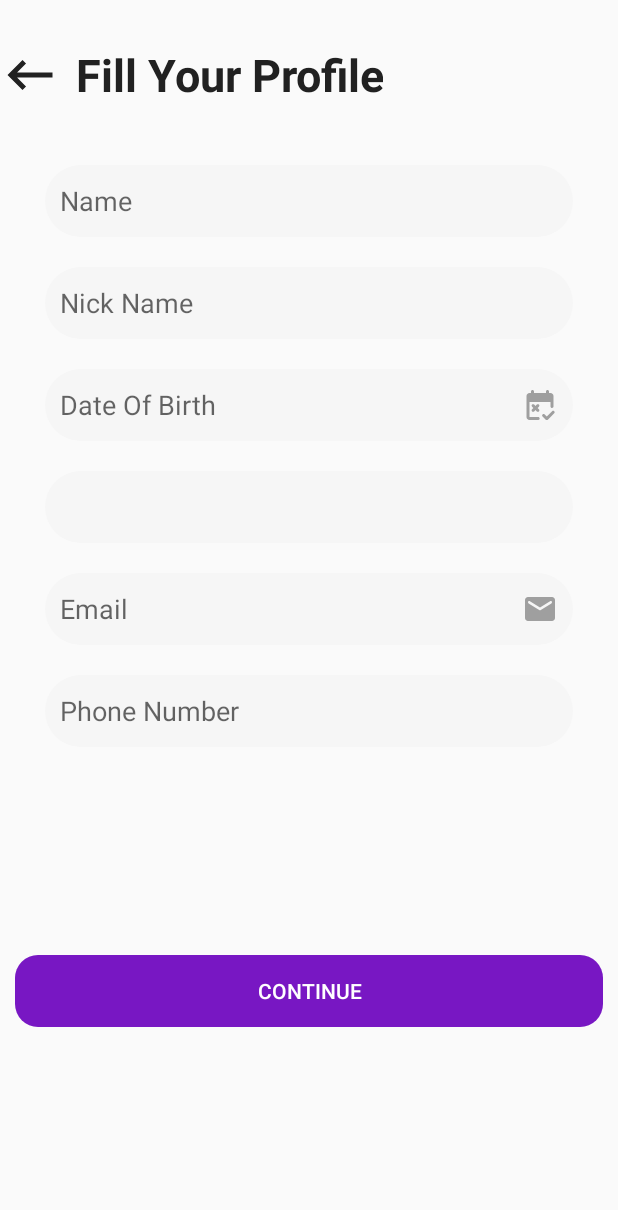
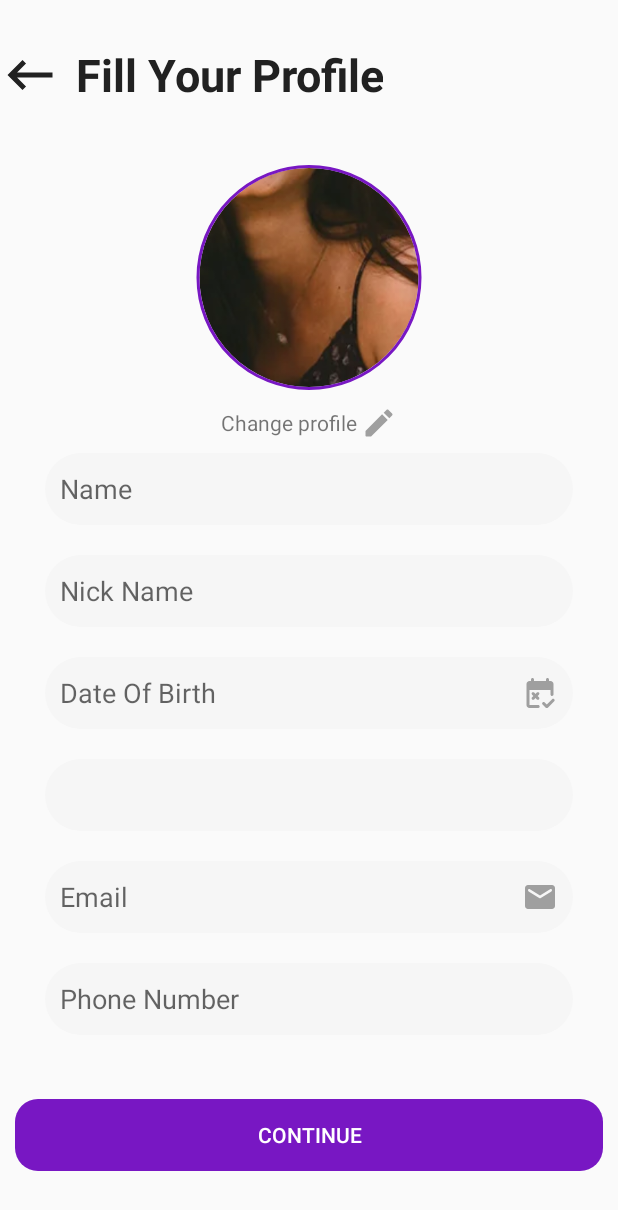
Before and after one commit to tpnhanhcmute/dattingapp, an Android app: the layout activity_fill_profile.xml on its own in the app's theme, with its tools: preview values and no code run, on a phone screen of 412 x 824 dp. Shown: the top 1210 px of the screen. Run offline under Robolectric (Android 15) with nearby library versions, the light colour scheme and no system bars.

Commit message:
add press add image

```diff
--- a/app/src/main/AndroidManifest.xml
+++ b/app/src/main/AndroidManifest.xml
@@ -30,6 +30,9 @@
             android:name=".Setting"
             android:exported="false"></activity>
         <activity
+            android:name=".AddPictureActivity"
+            android:exported="false"></activity>
+        <activity
             android:name=".MainActivity"
             android:exported="true">
             <intent-filter>
--- /dev/null
+++ b/app/src/main/res/drawable/ic_round_edit_24.xml
@@ -0,0 +1,5 @@
+<vector android:height="24dp" android:tint="#9F9F9F"
+    android:viewportHeight="24" android:viewportWidth="24"
+    android:width="24dp" xmlns:android="http://schemas.android.com/apk/res/android">
+    <path android:fillColor="@android:color/white" android:pathData="M3,17.46v3.04c0,0.28 0.22,0.5 0.5,0.5h3.04c0.13,0 0.26,-0.05 0.35,-0.15L17.81,9.94l-3.75,-3.75L3.15,17.1c-0.1,0.1 -0.15,0.22 -0.15,0.36zM20.71,7.04c0.39,-0.39 0.39,-1.02 0,-1.41l-2.34,-2.34c-0.39,-0.39 -1.02,-0.39 -1.41,0l-1.83,1.83 3.75,3.75 1.83,-1.83z"/>
+</vector>
--- a/app/src/main/res/layout/activity_fill_profile.xml
+++ b/app/src/main/res/layout/activity_fill_profile.xml
@@ -48,6 +48,38 @@
             android:layout_marginRight="30dp"
             android:orientation="vertical">
 
+            <de.hdodenhof.circleimageview.CircleImageView
+                android:layout_width="match_parent"
+                android:layout_marginBottom="10dp"
+                android:layout_height="150dp"
+                android:scaleType="centerCrop"
+                android:src="@drawable/profile2"
+                app:civ_border_color="@color/violet"
+                app:civ_border_width="2dp">
+            </de.hdodenhof.circleimageview.CircleImageView>
+            <LinearLayout
+                android:id="@+id/LinearLayoutEditPic"
+                android:layout_marginBottom="8dp"
+                android:layout_width="wrap_content"
+                android:layout_height="wrap_content"
+                android:orientation="horizontal"
+                android:layout_centerHorizontal="true"
+                android:layout_gravity="center|center">
+                <TextView
+                    android:id="@+id/textViewEditProfile"
+                    android:gravity="right|center"
+                    android:layout_width="wrap_content"
+                    android:layout_height="match_parent"
+                    android:text="Change profile ">
+                </TextView>
+
+                <ImageView
+                    android:gravity="left|center"
+                    android:id="@+id/imageViewEditProfile"
+                    android:layout_width="wrap_content"
+                    android:layout_height="match_parent"
+                    app:srcCompat="@drawable/ic_round_edit_24" />
+            </LinearLayout>
             <EditText
                 android:id="@+id/editTextTextName"
                 android:layout_width="match_parent"
@@ -138,7 +170,8 @@
                 android:layout_marginRight="10dp"
                 android:background="@drawable/violet_round_fill"
                 android:text="Continue"
-                android:textColor="@color/white" />
+                android:textColor="@color/white"
+                tools:ignore="TouchTargetSizeCheck" />
         </LinearLayout>
 
 
```
Also changed, not shown: app/src/main/java/com/example/dattingapp/FillProfileActivity.java (+19 -0 lines), app/src/main/res/layout/holder_match.xml (+3 -7 lines).
